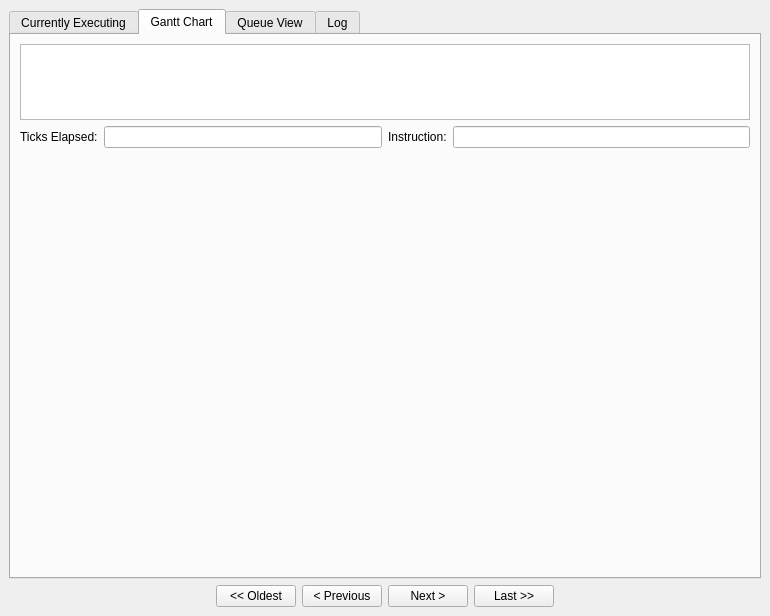
Old version of the form src/ui/queuewindow.ui in the repository GinOwO/Aurum.
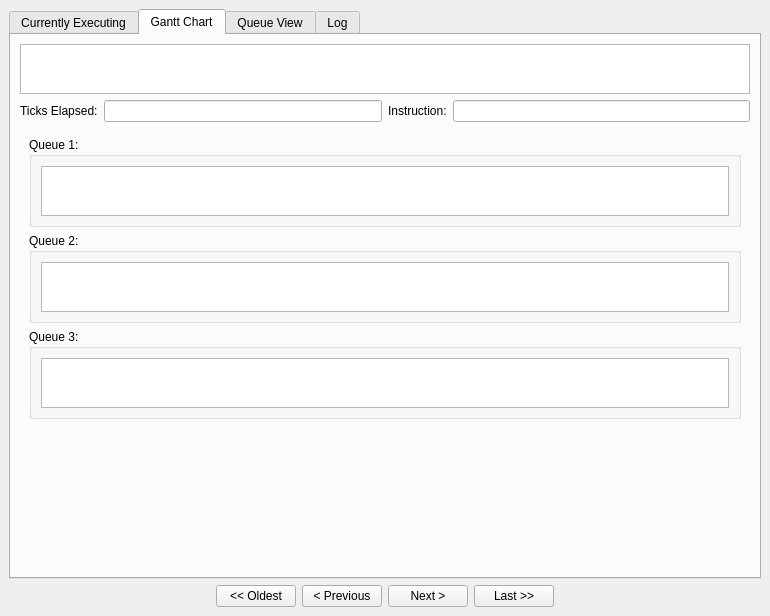
New version of the form.

The edit to the form file:
```diff
--- a/src/ui/queuewindow.ui
+++ b/src/ui/queuewindow.ui
@@ -10,6 +10,18 @@
     <height>616</height>
    </rect>
   </property>
+  <property name="sizePolicy">
+   <sizepolicy hsizetype="Preferred" vsizetype="Preferred">
+    <horstretch>0</horstretch>
+    <verstretch>0</verstretch>
+   </sizepolicy>
+  </property>
+  <property name="minimumSize">
+   <size>
+    <width>0</width>
+    <height>300</height>
+   </size>
+  </property>
   <property name="windowTitle">
    <string>MainWindow</string>
   </property>
@@ -310,6 +322,108 @@
           </item>
          </layout>
         </item>
+        <item>
+         <widget class="QWidget" name="mlfq" native="true">
+          <property name="sizePolicy">
+           <sizepolicy hsizetype="Preferred" vsizetype="Preferred">
+            <horstretch>0</horstretch>
+            <verstretch>0</verstretch>
+           </sizepolicy>
+          </property>
+          <property name="minimumSize">
+           <size>
+            <width>0</width>
+            <height>300</height>
+           </size>
+          </property>
+          <layout class="QVBoxLayout" name="verticalLayout_38">
+           <item>
+            <widget class="QGroupBox" name="queue1">
+             <property name="title">
+              <string>Queue 1:</string>
+             </property>
+             <layout class="QVBoxLayout" name="verticalLayout_35">
+              <item>
+               <widget class="QTextBrowser" name="queue1_Edit">
+                <property name="sizePolicy">
+                 <sizepolicy hsizetype="MinimumExpanding" vsizetype="Fixed">
+                  <horstretch>0</horstretch>
+                  <verstretch>0</verstretch>
+                 </sizepolicy>
+                </property>
+                <property name="minimumSize">
+                 <size>
+                  <width>256</width>
+                  <height>50</height>
+                 </size>
+                </property>
+                <property name="toolTip">
+                 <string>8 Ticks</string>
+                </property>
+               </widget>
+              </item>
+             </layout>
+            </widget>
+           </item>
+           <item>
+            <widget class="QGroupBox" name="queue2">
+             <property name="title">
+              <string>Queue 2:</string>
+             </property>
+             <layout class="QVBoxLayout" name="verticalLayout_36">
+              <item>
+               <widget class="QTextBrowser" name="queue2_Edit">
+                <property name="sizePolicy">
+                 <sizepolicy hsizetype="MinimumExpanding" vsizetype="Fixed">
+                  <horstretch>0</horstretch>
+                  <verstretch>0</verstretch>
+                 </sizepolicy>
+                </property>
+                <property name="minimumSize">
+                 <size>
+                  <width>256</width>
+                  <height>50</height>
+                 </size>
+                </property>
+                <property name="toolTip">
+                 <string>16 Ticks</string>
+                </property>
+               </widget>
+              </item>
+             </layout>
+            </widget>
+           </item>
+           <item>
+            <widget class="QGroupBox" name="queue3">
+             <property name="title">
+              <string>Queue 3:</string>
+             </property>
+             <layout class="QVBoxLayout" name="verticalLayout_37">
+              <item>
+               <widget class="QTextBrowser" name="queue3_Edit">
+                <property name="sizePolicy">
+                 <sizepolicy hsizetype="MinimumExpanding" vsizetype="Fixed">
+                  <horstretch>0</horstretch>
+                  <verstretch>0</verstretch>
+                 </sizepolicy>
+                </property>
+                <property name="minimumSize">
+                 <size>
+                  <width>256</width>
+                  <height>50</height>
+                 </size>
+                </property>
+                <property name="toolTip">
+                 <string>FCFS</string>
+                </property>
+               </widget>
+              </item>
+             </layout>
+            </widget>
+           </item>
+          </layout>
+         </widget>
+        </item>
         <item>
          <spacer name="verticalSpacer">
           <property name="orientation">
```
